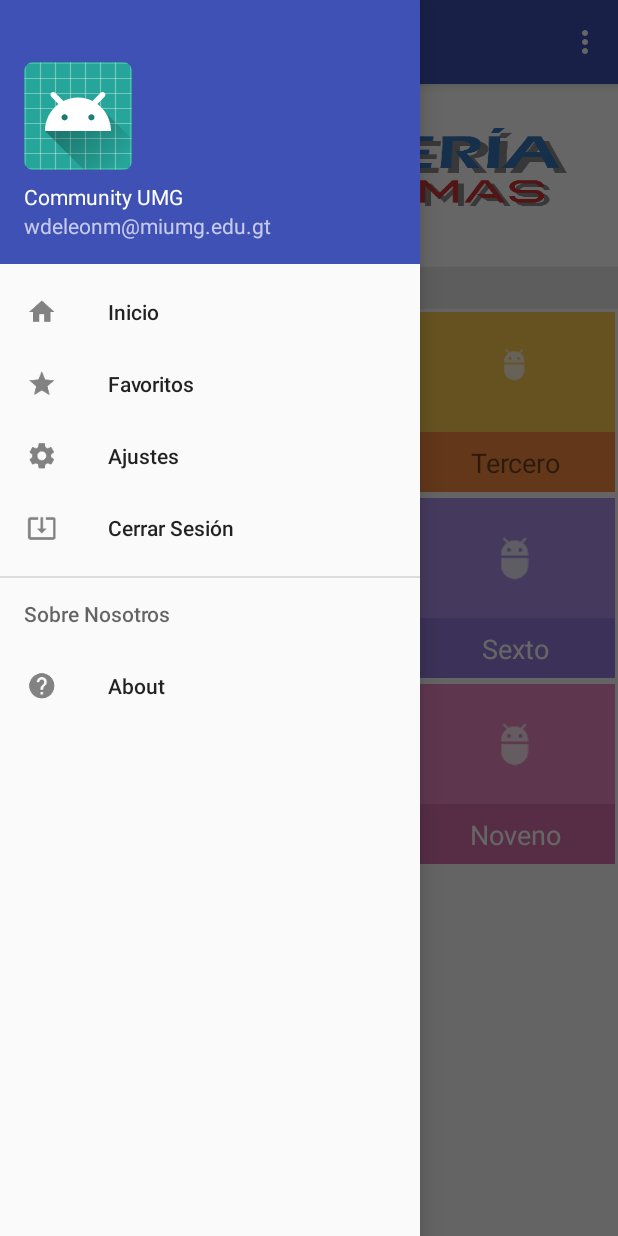
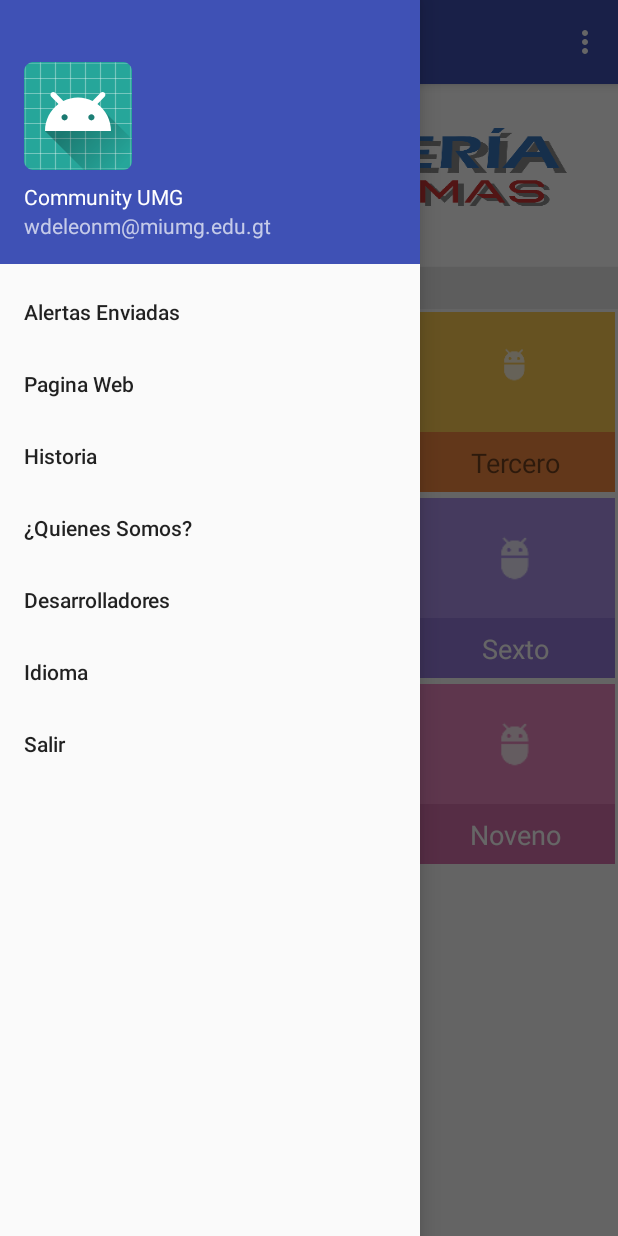
Before and after one commit to wWGonzalez/ComunidadAPP, an Android app: the MainActivity screen opened directly, with no data from a screen before it, with the side drawer open, on a phone screen of 412 x 824 dp. Run offline under Robolectric (Android 15) with nearby library versions, the phone set to English and light mode, and no system bars; Roboto replaces fonts that are not available here; 1 statement that could not run was skipped.

Commit message:
Menu emergente

```diff
--- a/app/src/main/java/umg/community/app/com/communityumg/MainActivity.java
+++ b/app/src/main/java/umg/community/app/com/communityumg/MainActivity.java
@@ -117,12 +117,16 @@ public class MainActivity extends AppCompatActivity
     }
 
     @SuppressWarnings("StatementWithEmptyBody")
+
+
+
     @Override
     public boolean onNavigationItemSelected(MenuItem item) {
         // Handle navigation view item clicks here.
         int id = item.getItemId();
         Fragment new_frag=null;
         boolean frag_selected=false;
+        /*
         if (id == R.id.nav_home) {
             new_frag=new Home();
             frag_selected=true;
@@ -138,6 +142,7 @@ public class MainActivity extends AppCompatActivity
             new_frag=new About();
             frag_selected=true;
         }
+        */
 
         if(frag_selected==true){
             getSupportFragmentManager().beginTransaction().replace(R.id.content_main, new_frag).commit();
@@ -152,4 +157,5 @@ public class MainActivity extends AppCompatActivity
     public void onFragmentInteraction(Uri uri) {
 
     }
+
 }
--- a/app/src/main/res/menu/activity_main_drawer.xml
+++ b/app/src/main/res/menu/activity_main_drawer.xml
@@ -1,36 +1,40 @@
 <?xml version="1.0" encoding="utf-8"?>
 <menu xmlns:android="http://schemas.android.com/apk/res/android"
-    xmlns:tools="http://schemas.android.com/tools"
-    tools:showIn="navigation_view">
+    xmlns:app="http://schemas.android.com/apk/res-auto"
+    xmlns:tools="http://schemas.android.com/tools" tools:context=".MainActivity">
 
-    <group android:checkableBehavior="single">
-        <item
-            android:id="@+id/nav_home"
-            android:icon="@drawable/ic_menu_home"
-            android:title="@string/nav_title_home" />
+    <item android:id="@+id/action_alertas"
+        android:title="@string/registro_de_alertas"
+        android:orderInCategory="100"
+        app:showAsAction="never" />
 
-        <item
-            android:id="@+id/nav_favorites"
-            android:icon="@drawable/ic_menu_favorites"
-            android:title="@string/nav_title_favorites" />
-        <item
-            android:id="@+id/nav_settings"
-            android:icon="@drawable/ic_menu_settings"
-            android:title="@string/action_settings" />
-        <item
-            android:id="@+id/nav_logout"
-            android:icon="@drawable/ic_menu_logout"
-            android:title="@string/nav_title_logout" />
-    </group>
+    <item android:id="@+id/action_pagina_web"
+        android:title="@string/pagina_web"
+        android:orderInCategory="100"
+        app:showAsAction="never" />
 
-    <item android:title="Sobre Nosotros">
-        <menu>
-            <item
-                android:id="@+id/nav_about"
-                android:icon="@drawable/ic_menu_about"
-                android:title="@string/nav_title_about" />
+    <item android:id="@+id/action_historia"
+        android:title="@string/historia"
+        android:orderInCategory="100"
+        app:showAsAction="never" />
 
-        </menu>
-    </item>
+    <item android:id="@+id/action_quienes_somos"
+        android:title="@string/quienes_somos"
+        android:orderInCategory="100"
+        app:showAsAction="never" />
 
+    <item android:id="@+id/action_desarrolladores"
+        android:title="@string/desarrolladores"
+        android:orderInCategory="100"
+        app:showAsAction="never" />
+
+    <item android:id="@+id/action_cambiar_idioma"
+        android:title="@string/idioma"
+        android:orderInCategory="200"
+        app:showAsAction="never" />
+
+    <item android:id="@+id/action_salir"
+        android:title="@string/salir"
+        android:orderInCategory="200"
+        app:showAsAction="never" />
 </menu>
--- a/app/src/main/res/values/strings.xml
+++ b/app/src/main/res/values/strings.xml
@@ -11,6 +11,18 @@
     <string name="nav_title_logout">Cerrar Sesión</string>
     <string name="nav_title_about">About</string>
 
+
+
+    //Boton superior derecho
+    <string name="button_send">Send</string>
+    <string name="pagina_web">Pagina Web</string>
+    <string name="historia">Historia</string>
+    <string name="quienes_somos">¿Quienes Somos?</string>
+    <string name="desarrolladores">Desarrolladores</string>
+    <string name="registro_de_alertas">Alertas Enviadas</string>
+    <string name="idioma">Idioma</string>
+    <string name="salir">Salir</string>
+
     <!-- TODO: Remove or change this placeholder text -->
     <string name="hello_blank_fragment">Hello blank fragment</string>
 
```
Also changed, not shown: app/src/main/java/umg/community/app/com/communityumg/interfaces/Main2Activity.java (+93 -0 lines), app/src/main/java/umg/community/app/com/communityumg/interfaces/about2.java (+14 -0 lines).
